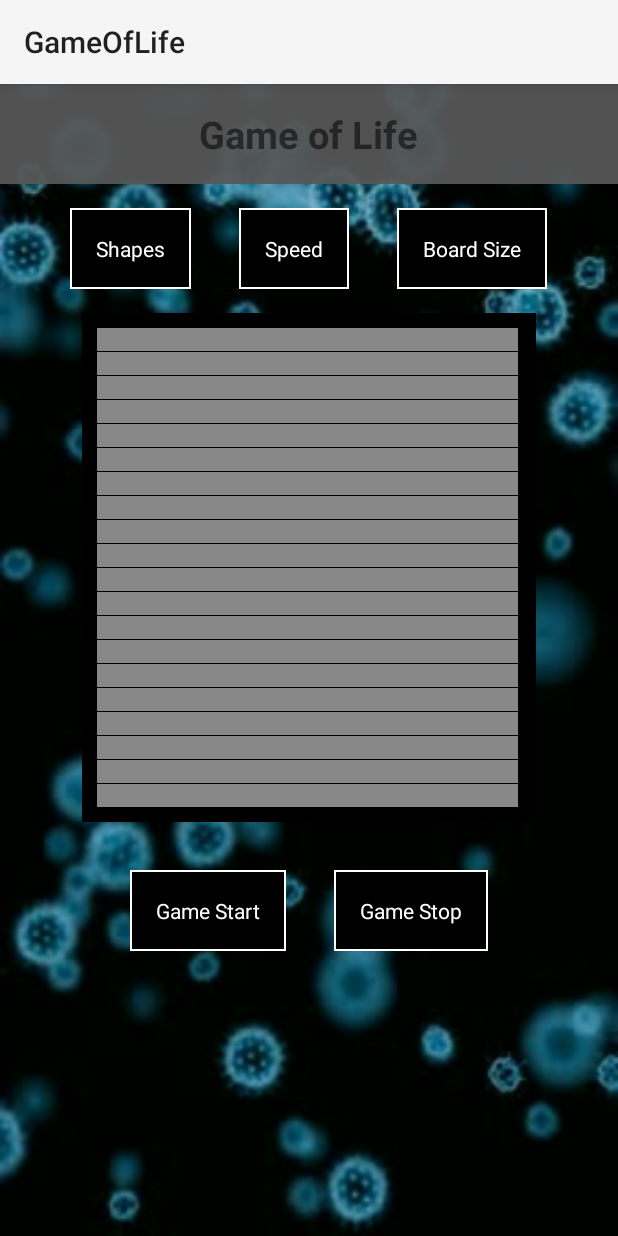
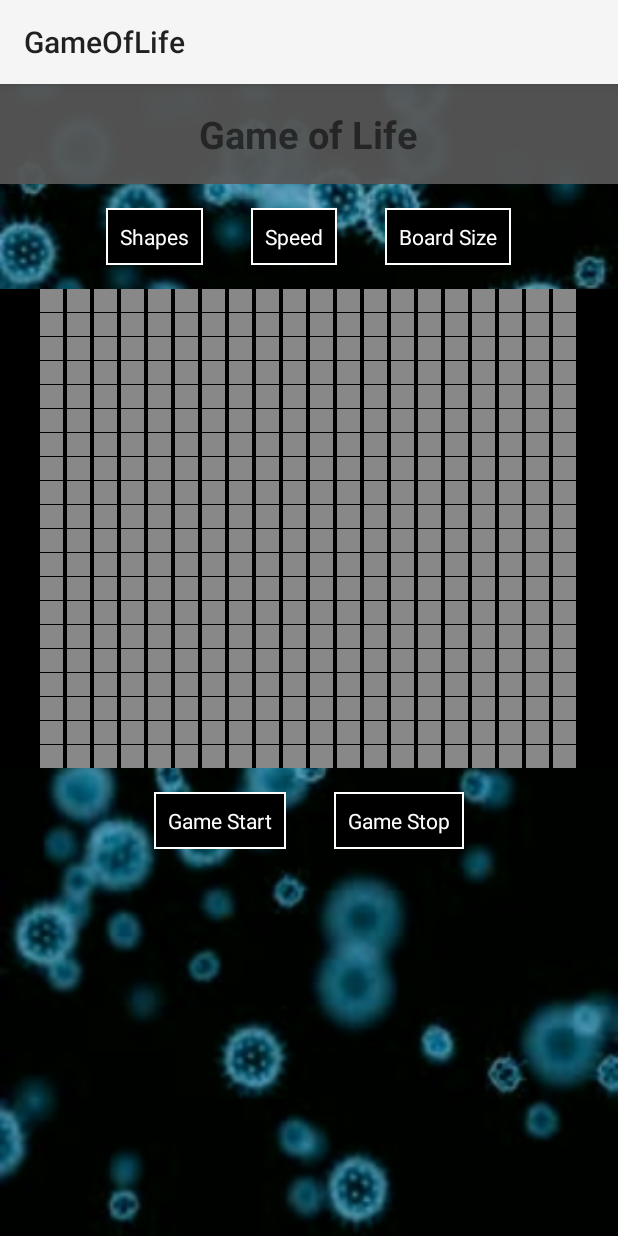
Before and after one commit to jsho32/Game-of-Life-Android, an Android app: the GameActivity screen opened directly, with no data from a screen before it, on a phone screen of 412 x 824 dp. Run offline under Robolectric (Android 15) with nearby library versions, the light colour scheme and no system bars.

Commit message:
Use smaller button size, and bigger board size.

```diff
--- a/game/src/main/res/layout/activity_game.xml
+++ b/game/src/main/res/layout/activity_game.xml
@@ -1,10 +1,8 @@
 <LinearLayout xmlns:android="http://schemas.android.com/apk/res/android"
-              xmlns:tools="http://schemas.android.com/tools"
               android:layout_width="match_parent"
               android:layout_height="match_parent"
               android:background="@drawable/cells_vert"
-              android:orientation="vertical"
-              tools:context=".MainActivity">
+              android:orientation="vertical">
 
     <LinearLayout
             android:layout_width="fill_parent"
@@ -27,7 +25,8 @@
             android:layout_height="wrap_content"
             android:orientation="horizontal"
             android:layout_gravity="center"
-            android:layout_marginTop="@dimen/activity_default_margin">
+            android:layout_marginTop="@dimen/activity_default_margin"
+            android:layout_marginBottom="@dimen/activity_default_margin">
 
         <LinearLayout
                 android:layout_width="wrap_content"
@@ -45,7 +44,7 @@
                     android:layout_width="wrap_content"
                     android:layout_height="wrap_content"
                     android:background="#000000"
-                    android:padding="@dimen/activity_default_margin"
+                    android:padding="@dimen/button_default_margin"
                     android:layout_gravity="center_horizontal"
                     android:text="@string/shapes"
                     android:textColor="#ffffff"
@@ -70,7 +69,7 @@
                     android:layout_width="wrap_content"
                     android:layout_height="wrap_content"
                     android:background="#000000"
-                    android:padding="@dimen/activity_default_margin"
+                    android:padding="@dimen/button_default_margin"
                     android:layout_gravity="center_horizontal"
                     android:text="@string/speed"
                     android:textColor="#ffffff"
@@ -95,7 +94,7 @@
                     android:layout_width="wrap_content"
                     android:layout_height="wrap_content"
                     android:background="#000000"
-                    android:padding="@dimen/activity_default_margin"
+                    android:padding="@dimen/button_default_margin"
                     android:layout_gravity="center_horizontal"
                     android:text="@string/board_size"
                     android:textColor="#ffffff"
@@ -107,21 +106,22 @@
     </LinearLayout>
 
     <LinearLayout
-            android:layout_width="wrap_content"
-            android:layout_height="fill_parent"
+            android:layout_width="fill_parent"
+            android:layout_height="wrap_content"
             android:orientation="vertical"
-            android:layout_gravity="center"
-            android:layout_margin="@dimen/activity_default_margin">
+            android:layout_gravity="center">
 
         <GridView
                 android:layout_width="fill_parent"
                 android:layout_height="wrap_content"
                 android:id="@+id/lifeGrid"
                 android:numColumns="20"
-                android:padding="10dp"
-                android:background="#5a575757"
+                android:paddingLeft="@dimen/activity_default_margin"
+                android:paddingStart="@dimen/activity_default_margin"
+                android:paddingRight="@dimen/activity_default_margin"
+                android:paddingEnd="@dimen/activity_default_margin"
                 android:gravity="center"
-                android:stretchMode="columnWidth"
+                android:stretchMode="spacingWidthUniform"
                 android:verticalSpacing="0dp"
                 android:horizontalSpacing="0dp" />
 
@@ -129,8 +129,7 @@
                 android:layout_width="wrap_content"
                 android:layout_height="wrap_content"
                 android:orientation="horizontal"
-                android:layout_gravity="center"
-                android:layout_margin="@dimen/activity_default_margin">
+                android:layout_gravity="center">
 
             <LinearLayout
                     android:layout_width="wrap_content"
@@ -145,7 +144,7 @@
                         android:layout_width="wrap_content"
                         android:layout_height="wrap_content"
                         android:background="#000000"
-                        android:padding="@dimen/activity_default_margin"
+                        android:padding="@dimen/button_default_margin"
                         android:layout_gravity="center_horizontal"
                         android:text="@string/start_game"
                         android:textColor="#ffffff"
@@ -167,7 +166,7 @@
                         android:layout_width="wrap_content"
                         android:layout_height="wrap_content"
                         android:background="#000000"
-                        android:padding="@dimen/activity_default_margin"
+                        android:padding="@dimen/button_default_margin"
                         android:layout_gravity="center_horizontal"
                         android:text="@string/stop_game"
                         android:textColor="#ffffff"
```
